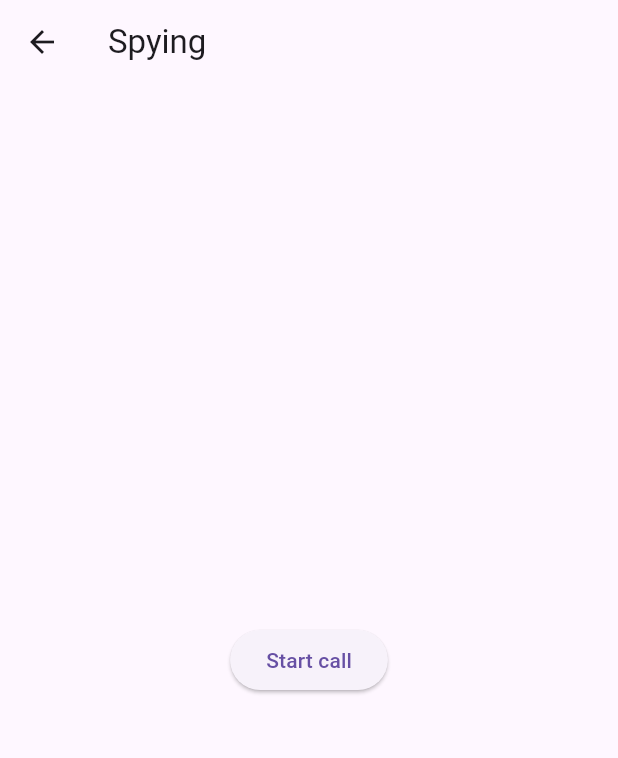
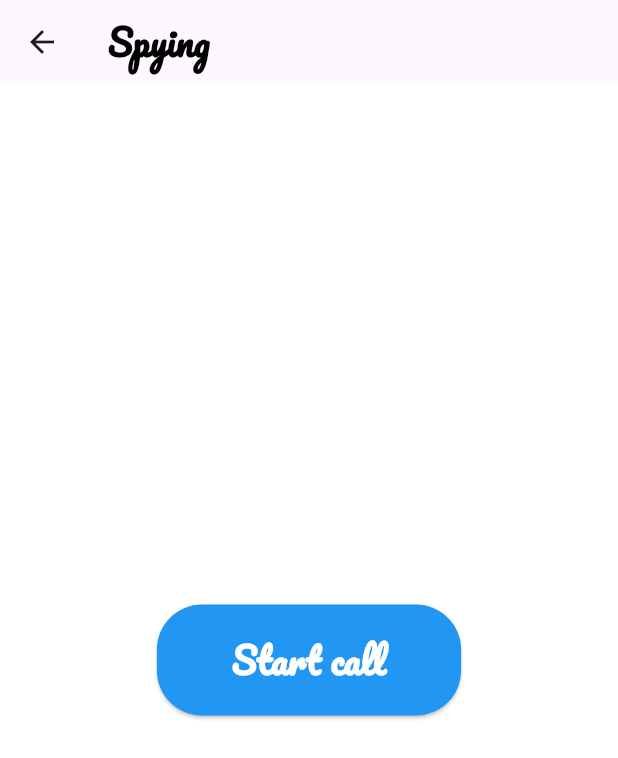
Before and after one commit to kousaila502/Trucking_Sypying_App, a Flutter app: the screen it shows after launch, after a tap on "Spying", on a phone screen of 412 x 824 dp. Shown: the top 758 px of the screen. Run offline on Flutter 3.47's test engine with Material 3 defaults, Android fonts, the light colour scheme and no system bars; our stand-ins replace google_fonts, google_maps_flutter, table_calendar; network calls fail.

Commit message:
upgrade the UI and Add Statistics

```diff
--- a/lib/home_screen.dart
+++ b/lib/home_screen.dart
@@ -1,40 +1,90 @@
 import 'package:flutter/material.dart';
 import 'package:trucking_spying_app/spying_screen.dart';
 import 'package:trucking_spying_app/trucking_screen.dart';
-
-
-
+import 'package:google_fonts/google_fonts.dart';
 
 class HomeScreen extends StatelessWidget {
   @override
   Widget build(BuildContext context) {
     return Scaffold(
       appBar: AppBar(
-        title: Text('Home'),
+        title: Text(
+          'Home',
+          style: GoogleFonts.pacifico(
+            textStyle: const TextStyle(
+              color: Colors.black,
+              fontSize: 24,
+              fontWeight: FontWeight.bold,
+            ),
+          ),
+        ),
       ),
       body: Center(
+        child: Padding(
+          padding: const EdgeInsets.all(16.0),
+          child: SingleChildScrollView(
             child: Column(
               mainAxisAlignment: MainAxisAlignment.center,
               children: <Widget>[
-            ElevatedButton(
-              child: Text('Trucking'),
-              onPressed: () {
+                _buildCard(context, 'Trucking', 'trucking', TruckingScreen()),
+                SizedBox(height: 20),
+                _buildCard(context, 'Spying', 'spying', SpyingScreen()),
+              ],
+            ),
+          ),
+        ),
+      ),
+    );
+  }
+
+  Widget _buildCard(
+      BuildContext context, String title, String tag, Widget screen) {
+    return GestureDetector(
+      onTap: () {
         Navigator.push(
           context,
-                  MaterialPageRoute(builder: (context) => TruckingScreen()),
+          MaterialPageRoute(builder: (context) => screen),
         );
       },
-            ),
-            ElevatedButton(
-              child: Text('Spying'),
-              onPressed: () {
-                Navigator.push(
-                  context,
-                  MaterialPageRoute(builder: (context) => SpyingScreen()),
-                );
-              },
+      child: Hero(
+        tag: tag,
+        child: AnimatedContainer(
+          duration: Duration(seconds: 1),
+          curve: Curves.easeInOut,
+          height: 120,
+          width: double.infinity,
+          decoration: BoxDecoration(
+            borderRadius: BorderRadius.circular(20),
+            boxShadow: [
+              BoxShadow(
+                color: Colors.black.withOpacity(0.2),
+                spreadRadius: 5,
+                blurRadius: 7,
+                offset: const Offset(0, 3),
               ),
             ],
+            gradient: LinearGradient(
+              begin: Alignment.topLeft,
+              end: Alignment.bottomRight,
+              colors: [
+                Colors.deepPurple[800]!, // darker purple
+                Colors.indigo[800]!, // darker indigo
+                Colors.teal[800]!, // darker teal
+              ],
+            ),
+          ),
+          child: Center(
+            child: Text(
+              title,
+              style: GoogleFonts.pacifico(
+                textStyle: const TextStyle(
+                  color: Colors.white,
+                  fontSize: 24,
+                  fontWeight: FontWeight.bold,
+                ),
+              ),
+            ),
+          ),
         ),
       ),
     );
--- a/lib/main.dart
+++ b/lib/main.dart
@@ -1,6 +1,5 @@
 import 'package:flutter/material.dart';
 import 'package:trucking_spying_app/home_screen.dart';
-
 
 void main() async {
   //await dotenv.load();
@@ -14,6 +13,14 @@ class TruckingAndSpyingApp extends StatelessWidget {
       title: 'Trucking and Spying App',
       theme: ThemeData(
         primarySwatch: Colors.blue,
+        scaffoldBackgroundColor: Colors.white,
+        appBarTheme: const AppBarTheme(
+          titleTextStyle: TextStyle(
+            fontFamily: 'Pacifico',
+            fontSize: 20,
+            color: Colors.black,
+          ),
+        ),
       ),
       home: HomeScreen(),
     );
--- a/lib/spying_screen.dart
+++ b/lib/spying_screen.dart
@@ -1,4 +1,5 @@
 import 'package:flutter/material.dart';
+import 'package:google_fonts/google_fonts.dart';
 import 'package:url_launcher/url_launcher.dart';
 import 'package:url_launcher/url_launcher_string.dart';
 
@@ -20,15 +21,44 @@ class _SpyingScreenState extends State<SpyingScreen> {
   Widget build(BuildContext context) {
     return Scaffold(
       appBar: AppBar(
-        title: Text('Spying'),
+        title: Text(
+          'Spying',
+          style: GoogleFonts.pacifico(
+            textStyle: const TextStyle(
+              color: Colors.black,
+              fontSize: 24,
+              fontWeight: FontWeight.bold,
+            ),
+          ),
+        ),
       ),
       body: Center(
         child: Column(
           mainAxisAlignment: MainAxisAlignment.center,
           children: <Widget>[
             ElevatedButton(
-               onPressed: () => launchUrlString("tel://+213665947813"),
-              child: Text('Start call'),
+              onPressed: () => launchUrlString("tel://+213665947813"),
+              style: ButtonStyle(
+                backgroundColor: MaterialStateProperty.all<Color>(Colors.blue),
+                padding: MaterialStateProperty.all<EdgeInsets>(
+                  EdgeInsets.symmetric(horizontal: 50, vertical: 20),
+                ),
+                shape: MaterialStateProperty.all<RoundedRectangleBorder>(
+                  RoundedRectangleBorder(
+                    borderRadius: BorderRadius.circular(30.0),
+                  ),
+                ),
+              ),
+              child: Text(
+                'Start call',
+                style: GoogleFonts.pacifico(
+                  textStyle: TextStyle(
+                    color: Colors.white,
+                    fontSize: 24,
+                    fontWeight: FontWeight.bold,
+                  ),
+                ),
+              ),
             ),
           ],
         ),
--- a/pubspec.yaml
+++ b/pubspec.yaml
@@ -40,6 +40,7 @@ dependencies:
   flutter_dotenv: ^5.1.0
   table_calendar: ^3.0.3
   url_launcher: ^6.0.16
+  google_fonts: ^4.0.4
 
 dev_dependencies:
   flutter_test:
@@ -60,7 +61,10 @@ flutter:
   uses-material-design: true
   assets:
     - images/car_icon.png
-
+  fonts:
+    - family: Pacifico
+      fonts:
+        - asset: fonts/Pacifico-Regular.ttf
 
 
 
```
Also changed, not shown: lib/trucking_screen.dart (+40 -48 lines), fonts/Pacifico-Regular.ttf (added), pubspec.lock, 1 other file. Lines whose indentation alone changed are shown as unchanged.
